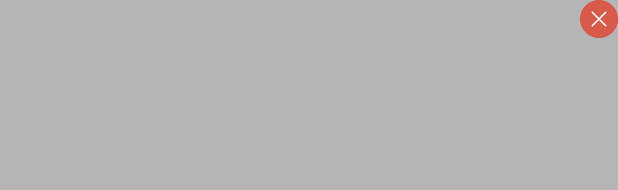
After one commit to hauhuynh1992/Cleanapp, an Android app: the layout dialog_zoom_image.xml on its own in the app's theme, with its tools: preview values and no code run, on a phone screen of 412 x 824 dp. The commit adds this screen. Shown: the top 190 px of the screen. Run offline under Robolectric (Android 15) with nearby library versions, the phone set to English and light mode, and no system bars.

Commit message:
zoom image

```diff
--- /dev/null
+++ b/app/src/main/res/layout/dialog_zoom_image.xml
@@ -0,0 +1,21 @@
+<?xml version="1.0" encoding="utf-8"?>
+<RelativeLayout xmlns:android="http://schemas.android.com/apk/res/android"
+    android:layout_width="match_parent"
+    android:layout_height="match_parent"
+    android:layout_gravity="center"
+    android:gravity="center"
+    android:orientation="vertical">
+
+    <ImageView
+        android:id="@+id/img_report_view_picture"
+        android:layout_width="match_parent"
+        android:layout_height="match_parent"
+        android:background="@color/colorGray" />
+
+    <ImageView
+        android:id="@+id/img_report_close_icon"
+        android:layout_width="25dp"
+        android:layout_height="25dp"
+        android:layout_alignParentRight="true"
+        android:src="@drawable/close_icon" />
+</RelativeLayout>
```
Also changed, not shown: app/src/main/java/com/example/huynhphihau/cleanservice/dashboard/report/ReportPageActivity.java (+43 -2 lines), app/src/main/java/com/example/huynhphihau/cleanservice/dashboard/report/ViewPagerImageAdapter.java (+26 -4 lines), app/src/main/res/drawable/close_icon.png (added), 30 other files.
